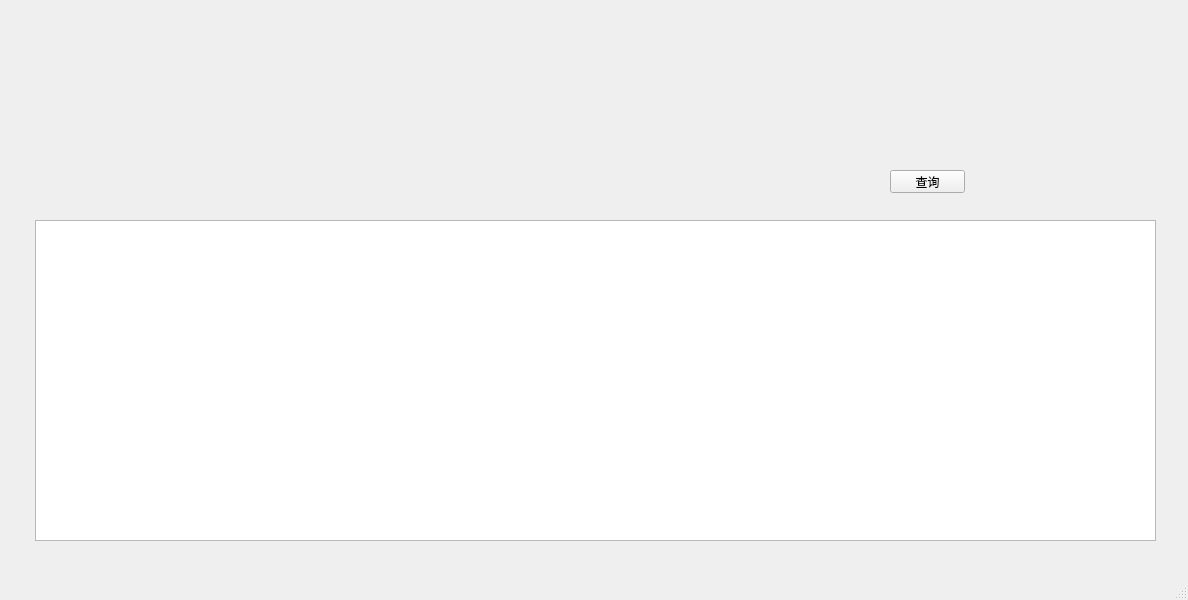
This is graphic.ui in eemc2oops/yunyou as Qt 5 draws it before an edit. The edited form follows.
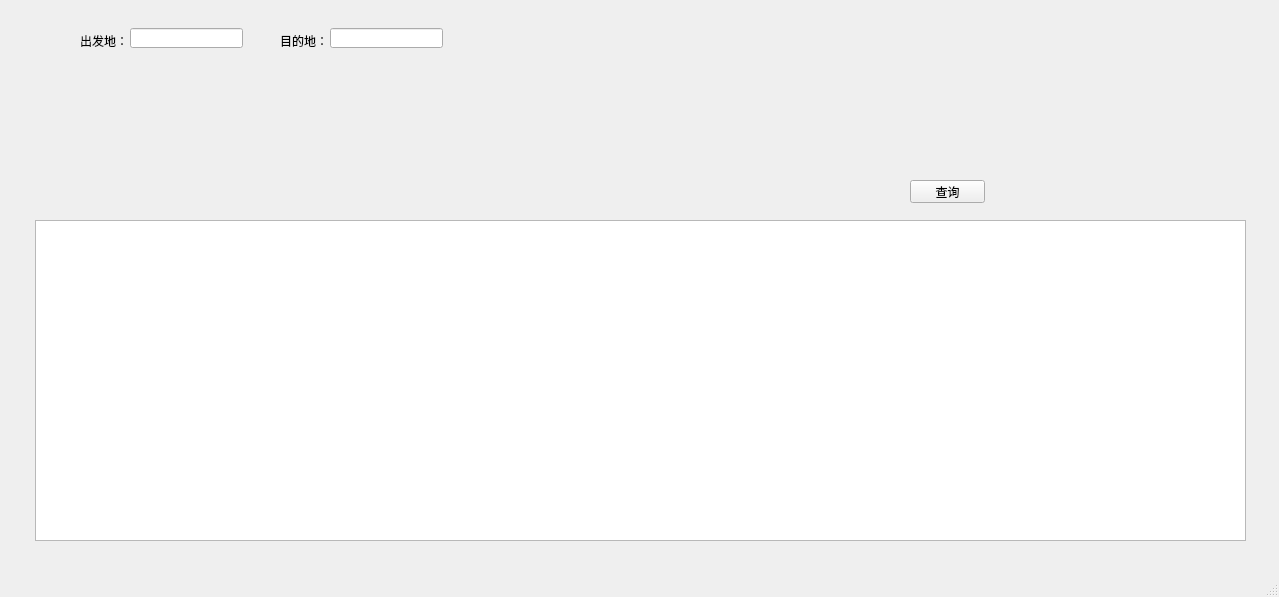
This is the edited form. Icons and pictures are not drawn.

```diff
--- a/graphic.ui
+++ b/graphic.ui
@@ -6,8 +6,8 @@
    <rect>
     <x>0</x>
     <y>0</y>
-    <width>1188</width>
-    <height>600</height>
+    <width>1279</width>
+    <height>597</height>
    </rect>
   </property>
   <property name="windowTitle">
@@ -23,7 +23,7 @@
      <rect>
       <x>35</x>
       <y>220</y>
-      <width>1121</width>
+      <width>1211</width>
       <height>321</height>
      </rect>
     </property>
@@ -34,8 +34,8 @@
    <widget class="QPushButton" name="query_button">
     <property name="geometry">
      <rect>
-      <x>890</x>
-      <y>170</y>
+      <x>910</x>
+      <y>180</y>
       <width>75</width>
       <height>23</height>
      </rect>
@@ -44,6 +44,52 @@
      <string>查询</string>
     </property>
    </widget>
+   <widget class="QLineEdit" name="from_lineedit">
+    <property name="geometry">
+     <rect>
+      <x>130</x>
+      <y>28</y>
+      <width>113</width>
+      <height>20</height>
+     </rect>
+    </property>
+   </widget>
+   <widget class="QLabel" name="from_label">
+    <property name="geometry">
+     <rect>
+      <x>80</x>
+      <y>30</y>
+      <width>54</width>
+      <height>21</height>
+     </rect>
+    </property>
+    <property name="text">
+     <string>出发地：</string>
+    </property>
+   </widget>
+   <widget class="QLabel" name="to_label">
+    <property name="geometry">
+     <rect>
+      <x>280</x>
+      <y>30</y>
+      <width>54</width>
+      <height>21</height>
+     </rect>
+    </property>
+    <property name="text">
+     <string>目的地：</string>
+    </property>
+   </widget>
+   <widget class="QLineEdit" name="to_lineedit">
+    <property name="geometry">
+     <rect>
+      <x>330</x>
+      <y>28</y>
+      <width>113</width>
+      <height>20</height>
+     </rect>
+    </property>
+   </widget>
   </widget>
   <widget class="QMenuBar" name="menubar">
    <property name="geometry">
```
Left out of the diff: 2 changed lines with no effect on the pictures.
